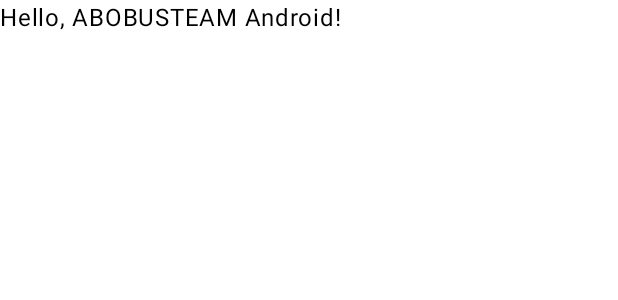
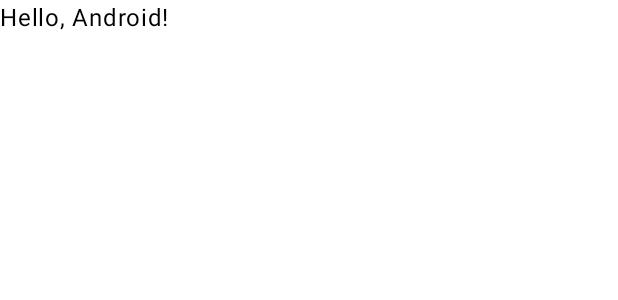
Before and after one commit to angryWilly/MasterChiefApp, an Android app built with Jetpack Compose: the @Preview function GreetingPreview, on a phone screen of 412 x 824 dp. Shown: the top 300 px of the screen. Run offline under Robolectric (Android 15) with nearby library versions, the phone set to English and light mode, and no system bars.

Commit message:
develop init

```diff
--- a/app/src/main/java/com/example/abobusteam/MainActivity.kt
+++ b/app/src/main/java/com/example/abobusteam/MainActivity.kt
@@ -29,7 +29,7 @@ class MainActivity : ComponentActivity() {
 @Composable
 fun Greeting(name: String, modifier: Modifier = Modifier) {
     Text(
-            text = "Hello, ABOBUSTEAM $name!",
+            text = "Hello, $name!",
             modifier = modifier
     )
 }
```
